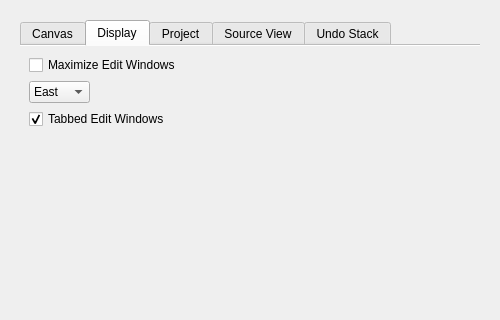
Before: the Qt Designer form UI/glitch-canvas-settings.ui in textbrowser/glitch, drawn with Qt 5; both pictures show x 0 to 500 and y 0 to 320 of the 500 by 700 pixel window.
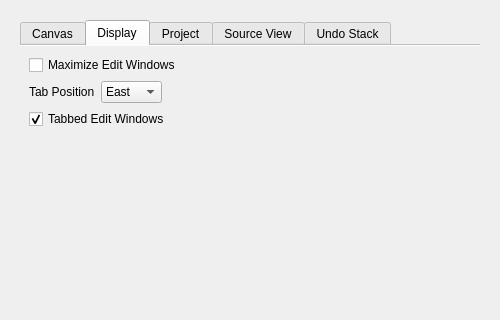
After: the same form once the commit is applied. The open tabs and pages were chosen to show the change. Icons and pictures are not drawn.

Commit message: New label widget.

```diff
--- a/UI/glitch-canvas-settings.ui
+++ b/UI/glitch-canvas-settings.ui
@@ -544,6 +544,13 @@
            </item>
            <item>
             <layout class="QHBoxLayout" name="horizontalLayout_7">
+             <item>
+              <widget class="QLabel" name="label_17">
+               <property name="text">
+                <string>Tab Position</string>
+               </property>
+              </widget>
+             </item>
              <item>
               <widget class="QComboBox" name="tab_position">
                <item>
```
Left out of the diff: 8 changed lines with no effect on the pictures.
